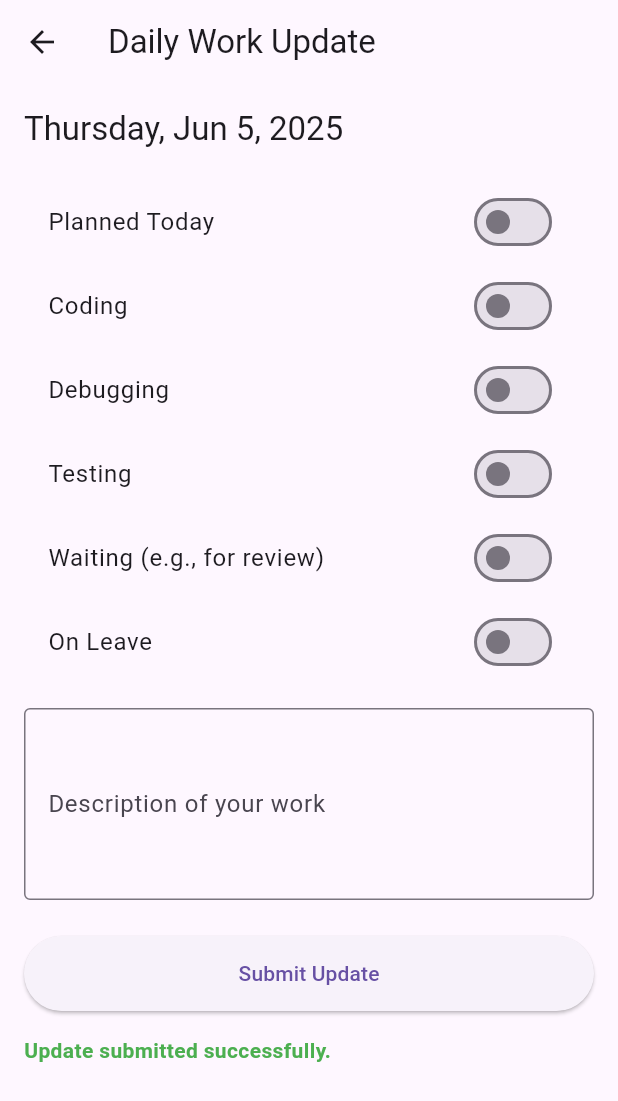
After one commit to MaleeshaHe/internflow-app, a Flutter app: the WorkUpdateScreen screen opened directly, after a tap on "Submit Update", on a phone screen of 412 x 824 dp. The commit adds this screen. Shown: the top 1101 px of the screen. Run offline on Flutter 3.47's test engine with Material 3 defaults, Android fonts, the phone set to English and light mode, and no system bars; our stand-ins replace cloud_firestore, firebase_auth, firebase_core; accounts and stored records are empty.

Commit message:
Add daily work update feature: implement WorkUpdate model, WorkUpdateService, and WorkUpdateScreen for submitting daily updates

```diff
--- /dev/null
+++ b/lib/models/WorkUpdateModel.dart
@@ -0,0 +1,55 @@
+class WorkUpdate {
+  final String userId;
+  final String date; // ISO format: yyyy-MM-dd
+  final bool plan;
+  final bool coding;
+  final bool debugging;
+  final bool testing;
+  final bool waiting;
+  final bool onLeave;
+  final String description;
+  final String submittedAt;
+
+  WorkUpdate({
+    required this.userId,
+    required this.date,
+    required this.plan,
+    required this.coding,
+    required this.debugging,
+    required this.testing,
+    required this.waiting,
+    required this.onLeave,
+    required this.description,
+    required this.submittedAt,
+  });
+
+  factory WorkUpdate.fromJson(Map<String, dynamic> json) {
+    return WorkUpdate(
+      userId: json['userId'] ?? '',
+      date: json['date'] ?? '',
+      plan: json['plan'] ?? false,
+      coding: json['coding'] ?? false,
+      debugging: json['debugging'] ?? false,
+      testing: json['testing'] ?? false,
+      waiting: json['waiting'] ?? false,
+      onLeave: json['onLeave'] ?? false,
+      description: json['description'] ?? '',
+      submittedAt: json['submittedAt'] ?? '',
+    );
+  }
+
+  Map<String, dynamic> toJson() {
+    return {
+      'userId': userId,
+      'date': date,
+      'plan': plan,
+      'coding': coding,
+      'debugging': debugging,
+      'testing': testing,
+      'waiting': waiting,
+      'onLeave': onLeave,
+      'description': description,
+      'submittedAt': submittedAt,
+    };
+  }
+}
--- a/lib/screens/home/home.dart
+++ b/lib/screens/home/home.dart
@@ -2,6 +2,7 @@ import 'package:cloud_firestore/cloud_firestore.dart';
 import 'package:firebase_auth/firebase_auth.dart';
 import 'package:flutter/material.dart';
 import 'package:internflow/models/UserModel.dart';
+import 'package:internflow/screens/home/work_update_screen.dart';
 import 'package:internflow/services/auth.dart';
 
 class Home extends StatefulWidget {
@@ -70,6 +71,18 @@ class _HomeState extends State<Home> {
                       Text('Email: ${_userModel!.email}'),
                       Text('Role: ${_userModel!.role}'),
                       Text('UID: ${_userModel!.uid}'),
+                      const SizedBox(height: 20),
+                      ElevatedButton(
+                        onPressed: () {
+                          Navigator.push(
+                            context,
+                            MaterialPageRoute(
+                                builder: (context) => const WorkUpdateScreen()),
+                          );
+                        },
+                        child: const Text('Submit Daily Work Update'),
+                      ),
+                      const SizedBox(height: 10),
                     ],
                   ),
                 ),
--- /dev/null
+++ b/lib/screens/home/work_update_screen.dart
@@ -0,0 +1,120 @@
+import 'package:flutter/material.dart';
+import 'package:internflow/services/work_update_service.dart';
+import 'package:intl/intl.dart';
+
+class WorkUpdateScreen extends StatefulWidget {
+  const WorkUpdateScreen({Key? key}) : super(key: key);
+
+  @override
+  State<WorkUpdateScreen> createState() => _WorkUpdateScreenState();
+}
+
+class _WorkUpdateScreenState extends State<WorkUpdateScreen> {
+  final WorkUpdateService _service = WorkUpdateService();
+  final TextEditingController _descriptionController = TextEditingController();
+
+  bool plan = false;
+  bool coding = false;
+  bool debugging = false;
+  bool testing = false;
+  bool waiting = false;
+  bool onLeave = false;
+  bool isLoading = false;
+  String statusMessage = "";
+
+  void _submitUpdate() async {
+    setState(() {
+      isLoading = true;
+      statusMessage = "";
+    });
+
+    final result = await _service.submitDailyUpdate(
+      plan: plan,
+      coding: coding,
+      debugging: debugging,
+      testing: testing,
+      waiting: waiting,
+      onLeave: onLeave,
+      description: _descriptionController.text.trim(),
+    );
+
+    setState(() {
+      isLoading = false;
+      statusMessage =
+          result == null ? "Update submitted successfully." : result;
+    });
+  }
+
+  Widget _buildToggle(String label, bool value, Function(bool) onChanged) {
+    return SwitchListTile(
+      title: Text(label),
+      value: value,
+      onChanged: (val) => setState(() => onChanged(val)),
+    );
+  }
+
+  @override
+  Widget build(BuildContext context) {
+    final today = DateFormat('EEEE, MMM d, yyyy').format(DateTime.now());
+
+    return Scaffold(
+      appBar: AppBar(
+        title: const Text("Daily Work Update"),
+      ),
+      body: Padding(
+        padding: const EdgeInsets.all(16.0),
+        child: SingleChildScrollView(
+          child: Column(
+            crossAxisAlignment: CrossAxisAlignment.start,
+            children: [
+              Text(today, style: Theme.of(context).textTheme.titleLarge),
+              const SizedBox(height: 20),
+              _buildToggle("Planned Today", plan, (val) => plan = val),
+              _buildToggle("Coding", coding, (val) => coding = val),
+              _buildToggle("Debugging", debugging, (val) => debugging = val),
+              _buildToggle("Testing", testing, (val) => testing = val),
+              _buildToggle("Waiting (e.g., for review)", waiting,
+                  (val) => waiting = val),
+              _buildToggle("On Leave", onLeave, (val) => onLeave = val),
+              const SizedBox(height: 16),
+              TextFormField(
+                controller: _descriptionController,
+                maxLines: 4,
+                decoration: InputDecoration(
+                  labelText: "Description of your work",
+                  border: OutlineInputBorder(),
+                ),
+              ),
+              const SizedBox(height: 24),
+              SizedBox(
+                width: double.infinity,
+                height: 50,
+                child: ElevatedButton(
+                  onPressed: isLoading ? null : _submitUpdate,
+                  child: isLoading
+                      ? const CircularProgressIndicator(
+                          valueColor:
+                              AlwaysStoppedAnimation<Color>(Colors.white),
+                        )
+                      : const Text("Submit Update"),
+                ),
+              ),
+              if (statusMessage.isNotEmpty) ...[
+                const SizedBox(height: 16),
+                Text(
+                  statusMessage,
+                  style: TextStyle(
+                    color: statusMessage.contains("success")
+                        ? Colors.green
+                        : Colors.red,
+                    fontWeight: FontWeight.bold,
+                  ),
+                )
+              ],
+            ],
+          ),
+        ),
+      ),
+    );
+  }
+}
--- /dev/null
+++ b/lib/services/work_update_service.dart
@@ -0,0 +1,73 @@
+import 'package:cloud_firestore/cloud_firestore.dart';
+import 'package:firebase_auth/firebase_auth.dart';
+import 'package:internflow/models/WorkUpdateModel.dart';
+import 'package:intl/intl.dart';
+
+
+class WorkUpdateService {
+  final FirebaseAuth _auth = FirebaseAuth.instance;
+  final FirebaseFirestore _firestore = FirebaseFirestore.instance;
+
+  /// Submits a daily work update for the current user.
+  Future<String?> submitDailyUpdate({
+    required bool plan,
+    required bool coding,
+    required bool debugging,
+    required bool testing,
+    required bool waiting,
+    required bool onLeave,
+    required String description,
+  }) async {
+    final user = _auth.currentUser;
+    if (user == null) return 'User not logged in.';
+
+    final now = DateTime.now();
+    final formattedDate = DateFormat('yyyy-MM-dd').format(now);
+    final documentId = "${user.uid}_$formattedDate";
+
+    final update = WorkUpdate(
+      userId: user.uid,
+      date: formattedDate,
+      plan: plan,
+      coding: coding,
+      debugging: debugging,
+      testing: testing,
+      waiting: waiting,
+      onLeave: onLeave,
+      description: description,
+      submittedAt: DateTime.now().toUtc().toIso8601String(),
+    );
+
+    try {
+      await _firestore
+          .collection('work_updates')
+          .doc(documentId)
+          .set(update.toJson());
+
+      return null; // success
+    } catch (e) {
+      return 'Failed to submit update: ${e.toString()}';
+    }
+  }
+
+  /// Fetches the current user's work update for a specific date.
+  Future<WorkUpdate?> getDailyUpdate(DateTime date) async {
+    final user = _auth.currentUser;
+    if (user == null) return null;
+
+    final formattedDate = DateFormat('yyyy-MM-dd').format(date);
+    final documentId = "${user.uid}_$formattedDate";
+
+    try {
+      final doc =
+          await _firestore.collection('work_updates').doc(documentId).get();
+      if (doc.exists) {
+        return WorkUpdate.fromJson(doc.data()!);
+      }
+    } catch (e) {
+      print("Error fetching update: $e");
+    }
+
+    return null;
+  }
+}
--- a/pubspec.yaml
+++ b/pubspec.yaml
@@ -38,6 +38,7 @@ dependencies:
   firebase_core: ^3.13.1
   provider: ^6.1.5
   cloud_firestore: ^5.6.8
+  intl: ^0.20.2
 
 dev_dependencies:
   flutter_test:
```
Also changed, not shown: pubspec.lock.
